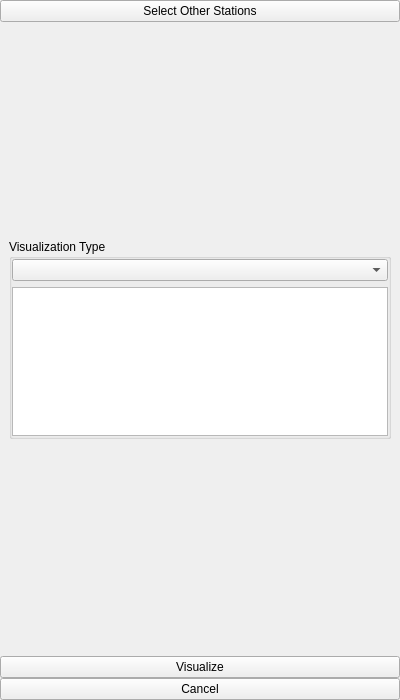
MTgeophysics/mtpy, file mtpy/gui/SmartMT/ui_asset/plot_options.ui: the form before one commit.
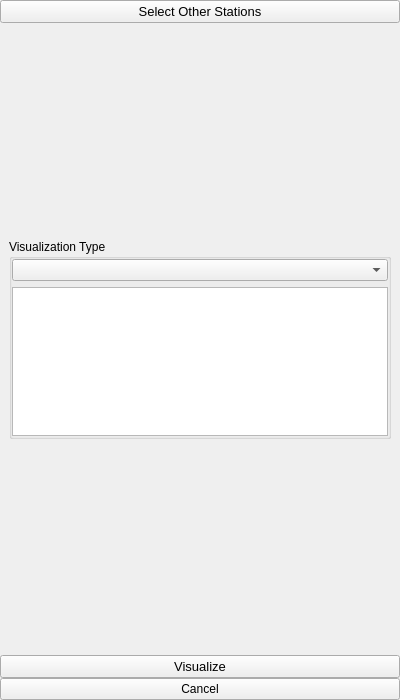
The form after the commit. Icons and pictures are not drawn.

Diff of the .ui file:
```diff
--- a/mtpy/gui/SmartMT/ui_asset/plot_options.ui
+++ b/mtpy/gui/SmartMT/ui_asset/plot_options.ui
@@ -40,6 +40,11 @@
    </property>
    <item>
     <widget class="QPushButton" name="pushButton_back">
+     <property name="font">
+      <font>
+       <pointsize>10</pointsize>
+      </font>
+     </property>
      <property name="text">
       <string>Select Other Stations</string>
      </property>
@@ -109,6 +114,11 @@
    </item>
    <item>
     <widget class="QPushButton" name="pushButton_plot">
+     <property name="font">
+      <font>
+       <pointsize>10</pointsize>
+      </font>
+     </property>
      <property name="text">
       <string>Visualize</string>
      </property>
```
Left out of the diff: 5 changed lines with no effect on the pictures.
